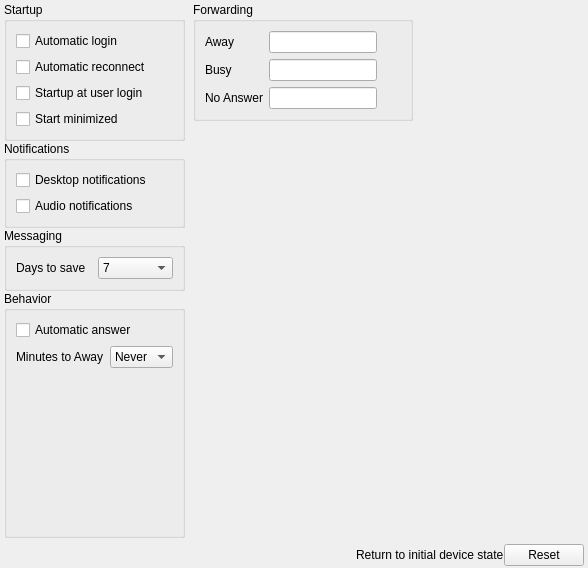
Old version of the form Desktop/options.ui in the repository dyfet/tycho_sipwitchqt.
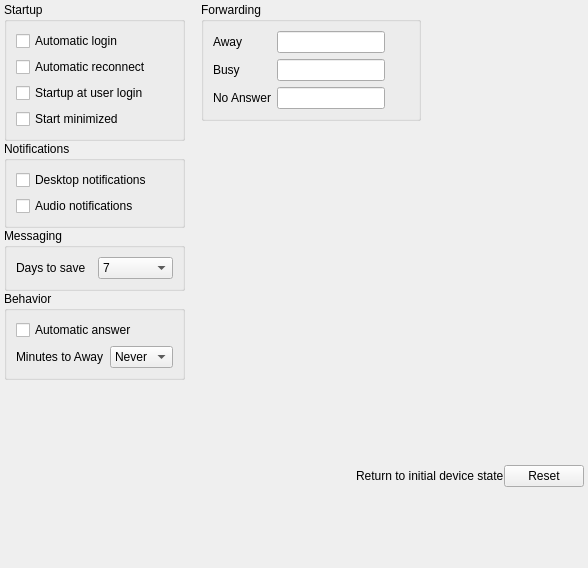
New version of the form. Icons and pictures are not drawn.

Commit message: options adjustments

```diff
--- a/Desktop/options.ui
+++ b/Desktop/options.ui
@@ -175,6 +175,9 @@
        <property name="title">
         <string>Behavior</string>
        </property>
+       <property name="flat">
+        <bool>true</bool>
+       </property>
        <layout class="QVBoxLayout" name="verticalLayout_4">
         <item>
          <widget class="QCheckBox" name="checkBox_7">
@@ -229,19 +232,6 @@
           </item>
          </layout>
         </item>
-        <item>
-         <spacer name="verticalSpacer">
-          <property name="orientation">
-           <enum>Qt::Vertical</enum>
-          </property>
-          <property name="sizeHint" stdset="0">
-           <size>
-            <width>20</width>
-            <height>40</height>
-           </size>
-          </property>
-         </spacer>
-        </item>
        </layout>
       </widget>
      </item>
@@ -250,7 +240,7 @@
    <item row="7" column="1">
     <layout class="QVBoxLayout" name="verticalLayout_7">
      <property name="leftMargin">
-      <number>4</number>
+      <number>12</number>
      </property>
      <item>
       <layout class="QHBoxLayout" name="horizontalLayout_4">
@@ -259,6 +249,9 @@
          <property name="title">
           <string>Forwarding</string>
          </property>
+         <property name="flat">
+          <bool>true</bool>
+         </property>
          <layout class="QGridLayout" name="gridLayout_2">
           <item row="1" column="0">
            <widget class="QLabel" name="label_5">
@@ -399,6 +392,19 @@
      </item>
     </layout>
    </item>
+   <item row="12" column="0">
+    <spacer name="verticalSpacer">
+     <property name="orientation">
+      <enum>Qt::Vertical</enum>
+     </property>
+     <property name="sizeHint" stdset="0">
+      <size>
+       <width>20</width>
+       <height>40</height>
+      </size>
+     </property>
+    </spacer>
+   </item>
   </layout>
  </widget>
  <resources>
```
Left out of the diff: 9 changed lines with no effect on the pictures. The commit also changes 1 other file.
